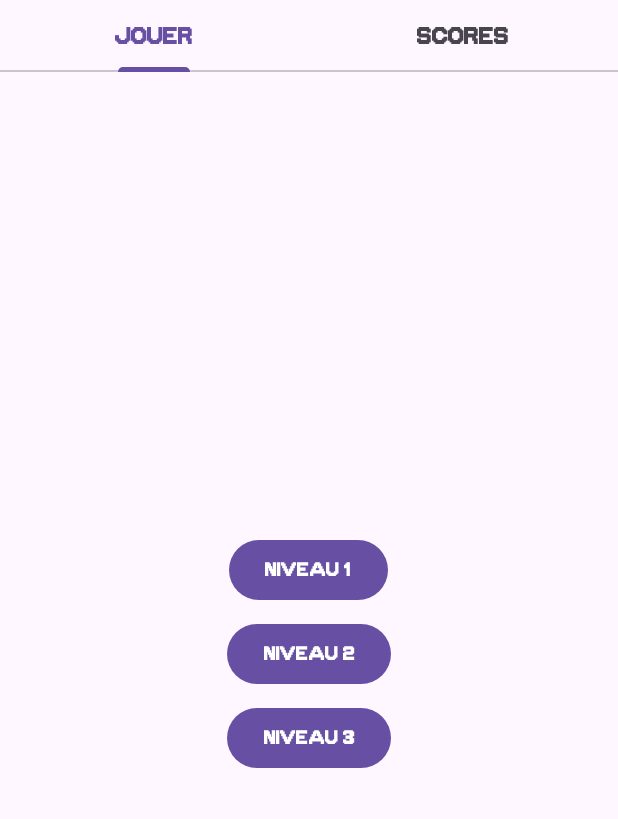
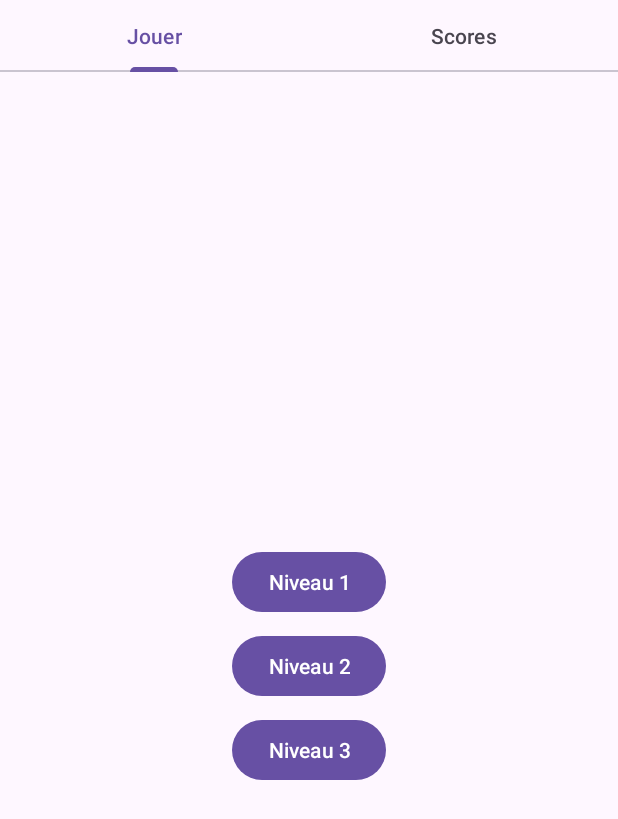
Before and after one commit to UnicornOfTheNight/AscensionIcare, an Android app: the screen it shows after launch (MainActivity), on a phone screen of 412 x 824 dp. Shown: the top 819 px of the screen. Run offline under Robolectric (Android 15) with nearby library versions, the phone set to English and light mode, and no system bars; Roboto replaces fonts that are not available here.

Commit message:
LOADING PAGE READY

```diff
--- a/app/src/main/java/com/example/superjump/MainActivity.java
+++ b/app/src/main/java/com/example/superjump/MainActivity.java
@@ -1,159 +1,50 @@
 package com.example.superjump;
 
-import androidx.activity.EdgeToEdge;
+import android.os.Bundle;
+import android.os.Handler;
+import android.view.View;
 import androidx.appcompat.app.AppCompatActivity;
-import androidx.core.graphics.Insets;
-import androidx.core.view.ViewCompat;
-import androidx.core.view.WindowInsetsCompat;
-
-import android.content.Intent;
-import android.content.SharedPreferences;
-import android.os.Bundle;
-import android.view.View;
-import android.widget.Button;
-import android.widget.LinearLayout; // Importez LinearLayout
-import android.widget.TextView;
-
-import com.google.android.material.switchmaterial.SwitchMaterial;
 import com.google.android.material.tabs.TabLayout;
-
-import java.util.ArrayList;
-// Assurez-vous d'avoir les imports pour EdgeToEdge si vous l'utilisez encore
-// import androidx.activity.EdgeToEdge;
-// import androidx.core.graphics.Insets;
-// import androidx.core.view.ViewCompat;
-// import androidx.core.view.WindowInsetsCompat;
 
 public class MainActivity extends AppCompatActivity {
 
-    // Layouts elements
     private TabLayout tabLayoutMenu;
-    private LinearLayout layoutLevelsButtons;
-    private LinearLayout layoutScoresButtons;
-    private LinearLayout layoutParametersButtons;
-
-    // Level buttons
-    private ArrayList<Button> lst_btLevels;;
-
-    // Scores text
-    private TextView textArea_scores;
-
-    // Parameters buttons
-    private Button bt_effacer_donnees;
-    private SwitchMaterial switch_son;
-
-
 
     @Override
     protected void onCreate(Bundle savedInstanceState) {
         super.onCreate(savedInstanceState);
-        EdgeToEdge.enable(this);
         setContentView(R.layout.activity_main);
-        ViewCompat.setOnApplyWindowInsetsListener(findViewById(R.id.main), (v, insets) -> {
-            Insets systemBars = insets.getInsets(WindowInsetsCompat.Type.systemBars());
-            v.setPadding(systemBars.left, systemBars.top, systemBars.right, systemBars.bottom);
-            return insets;
+
+        // Au démarrage : afficher loading, masquer le menu principal
+        findViewById(R.id.loading_container).setVisibility(View.VISIBLE);
+        findViewById(R.id.main_container).setVisibility(View.GONE);
+
+        // Après 3 secondes : masquer loading, afficher le menu principal
+        new Handler().postDelayed(new Runnable() {
+            @Override
+            public void run() {
+                // Masquer la page de loading
+                findViewById(R.id.loading_container).setVisibility(View.GONE);
+
+                // Afficher la page principale
+                findViewById(R.id.main_container).setVisibility(View.VISIBLE);
+            }
+        }, 3000); // 3 secondes
+
+        // Initialisation des éléments du layout
+        tabLayoutMenu = findViewById(R.id.tabLayout_menu);
+
+        // Actions pour les boutons des niveaux
+        findViewById(R.id.bt_nvx1).setOnClickListener(v -> {
+            // Lancer l'activité pour le Niveau 1
         });
 
-//        // initialize elements
-//        tabLayoutMenu = findViewById(R.id.tabLayout_menu);
-//        layoutLevelsButtons = findViewById(R.id.layout_levels_buttons);
-//        layoutScoresButtons = findViewById(R.id.layout_scores_buttons);
-//        textArea_scores = findViewById(R.id.txt_scores);
-//
-//        boolean sonActive = loadSoundPreference();
-//        switch_son.setChecked(sonActive);
-//
-//        // show play tab item elements by default
-       // updateButtonVisibility(0);
-//
-        // listeners for tab activity
-//        tabLayoutMenu.addOnTabSelectedListener(new TabLayout.OnTabSelectedListener() {
-//            @Override
-//            public void onTabSelected(TabLayout.Tab tab) {
-//                updateButtonVisibility(tab.getPosition());
-//            }
-//
-//            @Override
-//            public void onTabUnselected(TabLayout.Tab tab) {
-//
-//            }
-//
-//            @Override
-//            public void onTabReselected(TabLayout.Tab tab) {
-//
-//            }
-//
-//        });
-
-//        int tabToOpen = getIntent().getIntExtra("goToTab", -1);
-//        if (tabToOpen != -1) {
-//            tabLayoutMenu.selectTab(tabLayoutMenu.getTabAt(tabToOpen));
-//        }
-
-        findViewById(R.id.bt_nvx1).setOnClickListener(new View.OnClickListener() {
-            public void onClick(View v) {
-                Intent homeIntent = new Intent(MainActivity.this, Level1Activity.class);
-                homeIntent.setFlags(Intent.FLAG_ACTIVITY_CLEAR_TOP | Intent.FLAG_ACTIVITY_SINGLE_TOP);
-                startActivity(homeIntent);
-                finish();
-            }
+        findViewById(R.id.bt_nvx2).setOnClickListener(v -> {
+            // Lancer l'activité pour le Niveau 2
         });
 
-        findViewById(R.id.bt_nvx2).setOnClickListener(new View.OnClickListener() {
-            public void onClick(View v) {
-                Intent homeIntent = new Intent(MainActivity.this, Level2Activity.class);
-                homeIntent.setFlags(Intent.FLAG_ACTIVITY_CLEAR_TOP | Intent.FLAG_ACTIVITY_SINGLE_TOP);
-                startActivity(homeIntent);
-                finish();
-            }
-        });
-
-        findViewById(R.id.bt_nvx3).setOnClickListener(new View.OnClickListener() {
-            public void onClick(View v) {
-                Intent homeIntent = new Intent(MainActivity.this,Level4Activity.class);
-                homeIntent.setFlags(Intent.FLAG_ACTIVITY_CLEAR_TOP | Intent.FLAG_ACTIVITY_SINGLE_TOP);
-                startActivity(homeIntent);
-                finish();
-            }
+        findViewById(R.id.bt_nvx3).setOnClickListener(v -> {
+            // Lancer l'activité pour le Niveau 3
         });
     }
-
-
-     /// @summary Load the sound preference from SharedPreferences
-     /// @return true if sound is enabled, false otherwise
-     private boolean loadSoundPreference() {
-         SharedPreferences prefs = getSharedPreferences("app_prefs", MODE_PRIVATE);
-         return prefs.getBoolean("sound_enabled", true); // true par défaut
-     }
-
-     /// @summary Save the sound preference to SharedPreferences
-     /// @param isEnabled true if sound should be enabled, false otherwise
-     private void saveSoundPreference(boolean isEnabled) {
-         SharedPreferences.Editor editor = getSharedPreferences("app_prefs", MODE_PRIVATE).edit();
-         editor.putBoolean("sound_enabled", isEnabled);
-         editor.apply();
-     }
-
-     /// @summary Update the visibility of the buttons based on the selected tab item
-     /// @param tabPosition The position of the selected tab item
-    private void updateButtonVisibility(int tabPosition) {
-        // set all buttons visibility to gone
-        layoutLevelsButtons.setVisibility(View.GONE);
-        layoutScoresButtons.setVisibility(View.GONE);
-        layoutParametersButtons.setVisibility(View.GONE);
-
-        // show layout corresponding to the selected tab item
-        switch (tabPosition) {
-            case 0: // tab item "Jouer"
-                layoutLevelsButtons.setVisibility(View.VISIBLE);
-                break;
-            case 1: // tab item "Scores"
-                layoutScoresButtons.setVisibility(View.VISIBLE);
-                break;
-            case 2: // tab item "Paramètres"
-                layoutParametersButtons.setVisibility(View.VISIBLE);
-                break;
-        }
-    }
 }
--- a/app/src/main/res/layout/activity_main.xml
+++ b/app/src/main/res/layout/activity_main.xml
@@ -5,114 +5,94 @@
     android:id="@+id/main"
     android:layout_width="match_parent"
     android:layout_height="match_parent"
-    tools:context=".MainActivity"
-    >
+    tools:context=".MainActivity">
 
+    <!-- Container pour la page de loading -->
+    <LinearLayout
+        android:id="@+id/loading_container"
+        android:layout_width="match_parent"
+        android:layout_height="match_parent"
+        android:orientation="vertical"
+        android:gravity="center"
+        android:visibility="visible">
+
+        <!-- Logo de démarrage centré -->
+        <ImageView
+            android:id="@+id/splash_logo"
+            android:layout_width="match_parent"
+            android:layout_height="match_parent"
+            android:src="@drawable/loading"
+            android:scaleType="centerCrop" />
+
+    </LinearLayout>
+
+    <!-- Container pour la page principale (menu des niveaux) -->
+    <LinearLayout
+        android:id="@+id/main_container"
+        android:layout_width="match_parent"
+        android:layout_height="match_parent"
+        android:orientation="vertical"
+        android:visibility="gone">
+
+        <!-- TabLayout pour les onglets -->
         <com.google.android.material.tabs.TabLayout
             android:id="@+id/tabLayout_menu"
-        android:layout_width="0dp"
+            android:layout_width="match_parent"
             android:layout_height="wrap_content"
-        app:layout_constraintTop_toTopOf="parent"
-        app:layout_constraintStart_toStartOf="parent"
-        app:layout_constraintEnd_toEndOf="parent"
             app:tabGravity="fill"
-        app:tabMode="fixed"
-        app:tabTextAppearance="@style/CustomTabTextAppearance">
+            app:tabMode="fixed">
 
             <com.google.android.material.tabs.TabItem
                 android:id="@+id/tabItem_jouer"
                 android:layout_width="wrap_content"
                 android:layout_height="wrap_content"
-            android:text="@string/jouer"/>
+                android:text="Jouer" />
 
             <com.google.android.material.tabs.TabItem
                 android:id="@+id/tabItem_scores"
                 android:layout_width="wrap_content"
                 android:layout_height="wrap_content"
-            android:text="@string/scores" />
-
+                android:text="Scores" />
         </com.google.android.material.tabs.TabLayout>
 
-    <androidx.constraintlayout.widget.Guideline
-        android:id="@+id/horizontal_guideline"
+        <!-- Conteneur des boutons des niveaux -->
+        <LinearLayout
+            android:id="@+id/buttons_container"
+            android:layout_width="match_parent"
+            android:layout_height="match_parent"
+            android:orientation="vertical"
+            android:gravity="center"
+            android:layout_marginTop="16dp">
+
+            <LinearLayout
+                android:id="@+id/layout_levels_buttons"
                 android:layout_width="wrap_content"
                 android:layout_height="wrap_content"
-        android:orientation="horizontal"
-        app:layout_constraintGuide_percent="0.0" />
-
-    <!-- Container for dynamic buttons -->
-    <LinearLayout
-        android:id="@+id/buttons_container"
-        android:layout_width="wrap_content"
-        android:layout_height="wrap_content"
-        android:layout_marginTop="16dp"
-        android:layout_marginBottom="16dp"
-        android:orientation="horizontal"
-        android:visibility="visible"
-        app:layout_constraintBottom_toBottomOf="parent"
-        app:layout_constraintEnd_toEndOf="parent"
-        app:layout_constraintStart_toStartOf="parent"
-        app:layout_constraintTop_toBottomOf="@id/tabLayout_menu"
-        tools:visibility="visible">
-
-        <!-- Container for level elements -->
-        <LinearLayout
-            android:id="@+id/layout_levels_buttons"
-            android:layout_width="match_parent"
-            android:layout_height="wrap_content"
-            android:gravity="center"
                 android:orientation="vertical"
-            tools:visibility="visible">
+                android:gravity="center">
 
                 <Button
                     android:id="@+id/bt_nvx1"
                     android:layout_width="wrap_content"
                     android:layout_height="wrap_content"
-                android:fontFamily="@font/goldenage"
-                android:text="@string/niveau_1"
-                android:textStyle="bold" />
+                    android:text="Niveau 1"/>
 
                 <Button
                     android:id="@+id/bt_nvx2"
                     android:layout_width="wrap_content"
                     android:layout_height="wrap_content"
                     android:layout_marginTop="8dp"
-                android:fontFamily="@font/goldenage"
-                android:text="@string/niveau_2"
-                android:textStyle="bold" />
+                    android:text="Niveau 2"/>
 
                 <Button
                     android:id="@+id/bt_nvx3"
                     android:layout_width="wrap_content"
                     android:layout_height="wrap_content"
                     android:layout_marginTop="8dp"
-                android:fontFamily="@font/goldenage"
-                android:text="@string/niveau_3"
-                android:textStyle="bold" />
+                    android:text="Niveau 3"/>
+            </LinearLayout>
+        </LinearLayout>
 
     </LinearLayout>
 
-        <!-- Container for scores elements -->
-        <LinearLayout
-            android:id="@+id/layout_scores_buttons"
-            android:layout_width="match_parent"
-            android:layout_height="wrap_content"
-            android:gravity="center"
-            android:orientation="vertical"
-            android:visibility="gone"
-            tools:visibility="gone"> <!-- Initialement masqué -->
-
-
-            <TextView
-                android:id="@+id/txt_scores"
-                android:layout_width="match_parent"
-                android:layout_height="wrap_content"
-                android:text="@string/mes_scores"
-                android:textStyle="bold"
-                android:fontFamily="@font/goldenage"/>
-        </LinearLayout>
-
-
-
-    </LinearLayout>
 </androidx.constraintlayout.widget.ConstraintLayout>
```
Also changed, not shown: app/src/main/res/drawable/loading.png (added). Lines whose indentation alone changed are shown as unchanged.
